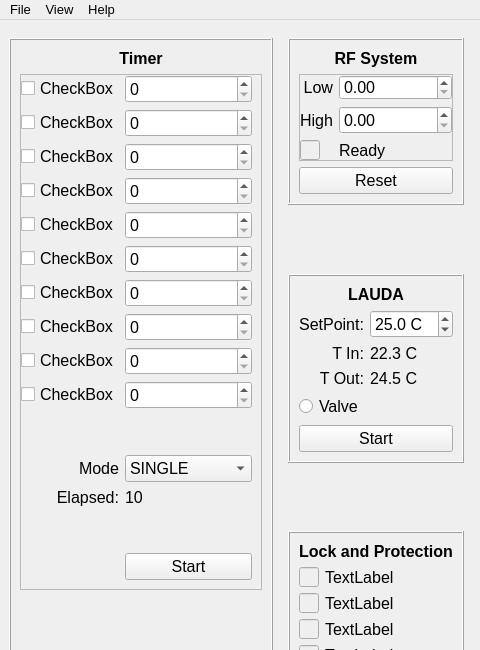
Old version of the form PyIonSourceUI.ui in the repository salinsalins/PyIonSourceUI; both pictures show x 0 to 480 and y 0 to 650 of the 1100 by 735 pixel window.
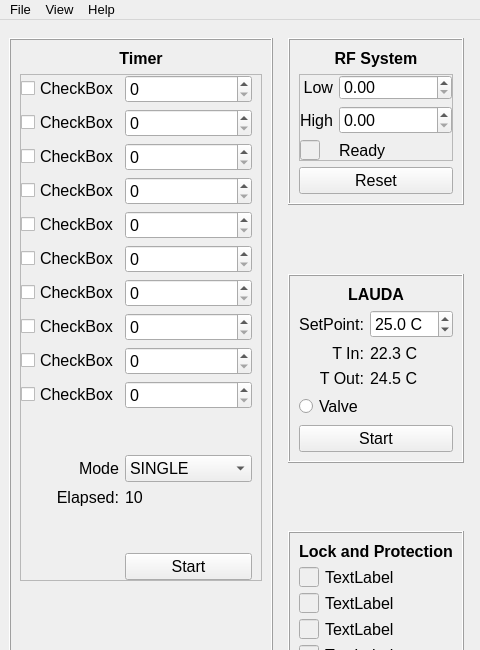
New version of the form.

Diff of the .ui file:
```diff
--- a/PyIonSourceUI.ui
+++ b/PyIonSourceUI.ui
@@ -106,6 +106,9 @@
               <property name="topMargin">
                <number>0</number>
               </property>
+              <property name="bottomMargin">
+               <number>0</number>
+              </property>
               <item row="7" column="0">
                <widget class="QCheckBox" name="checkBox_13">
                 <property name="text">
```
